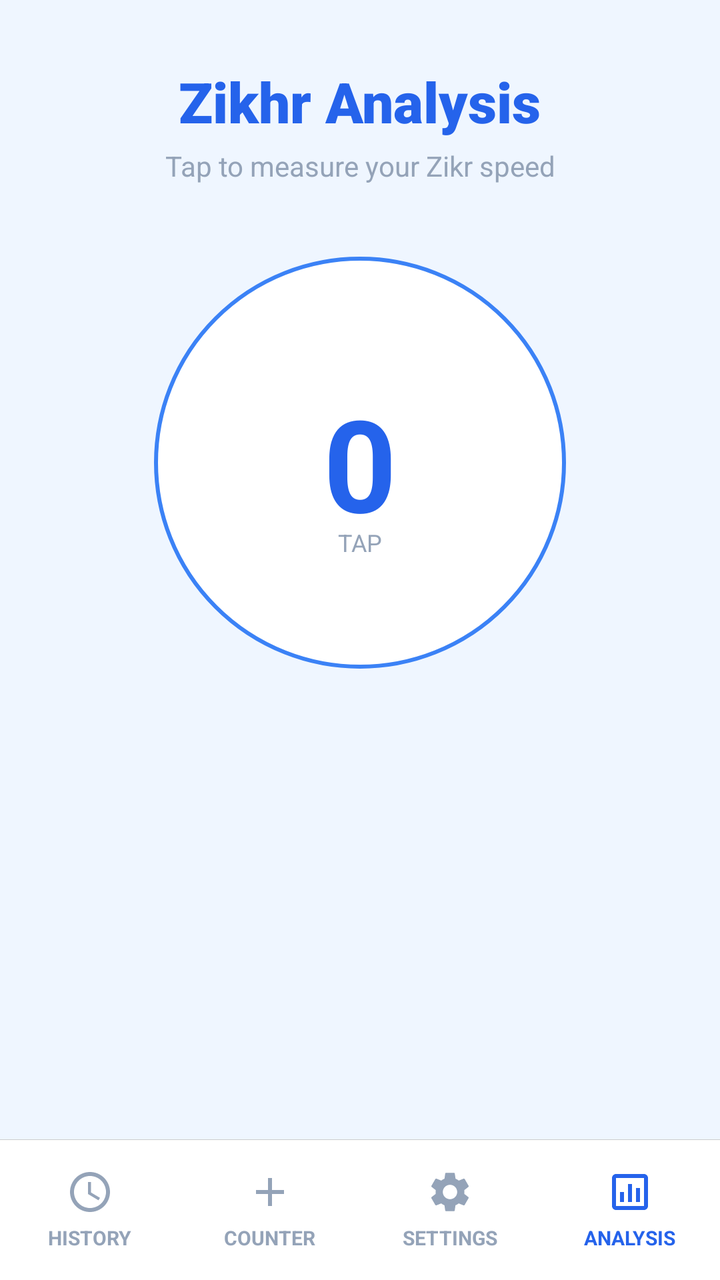
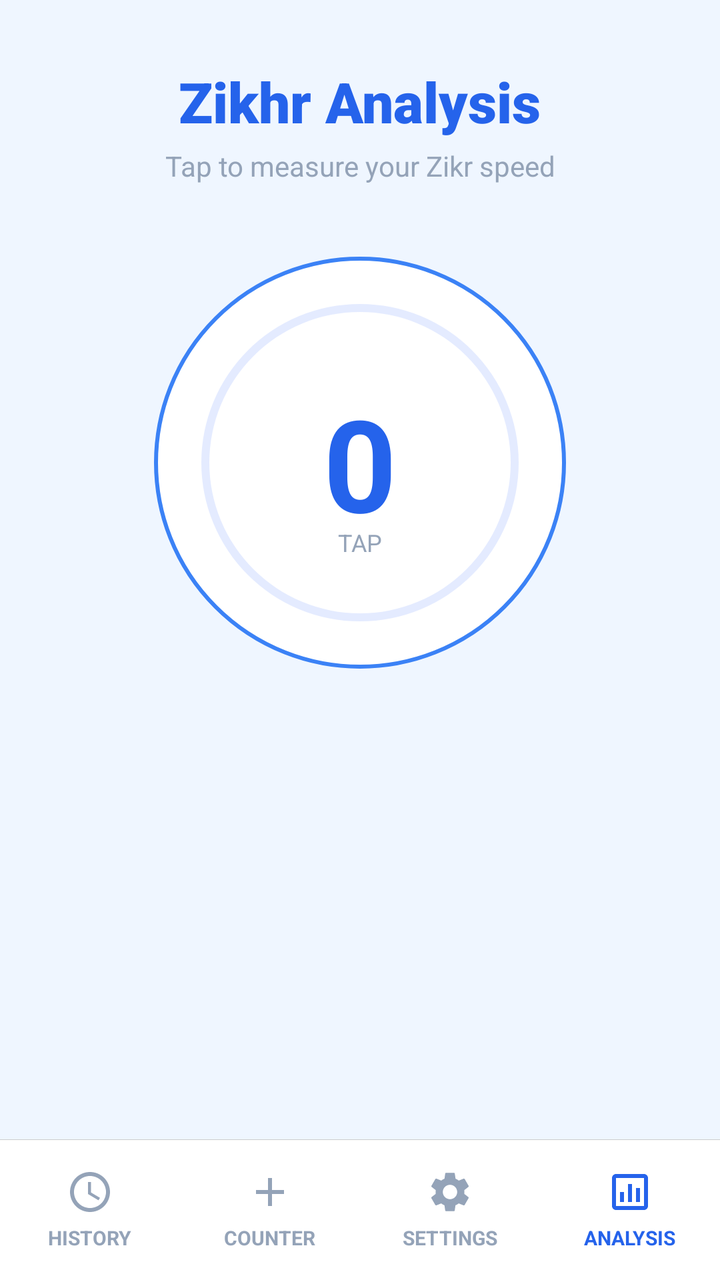

Screens rendered from an Android XML layout before and after an edit, with the pre-edit source and the edit as a unified diff.
<!-- AndroidManifest.xml: application theme Theme.SmartTasbeeh -->
<!-- res/layout/activity_analysis.xml -->
<?xml version="1.0" encoding="utf-8"?>
<androidx.constraintlayout.widget.ConstraintLayout xmlns:android="http://schemas.android.com/apk/res/android"
    xmlns:app="http://schemas.android.com/apk/res-auto"
    xmlns:tools="http://schemas.android.com/tools"
    android:layout_width="match_parent"
    android:layout_height="match_parent"
    android:background="@color/app_background"
    tools:context=".AnalysisActivity">
    
    
    <ScrollView
        android:layout_width="match_parent"
        android:layout_height="0dp"
        android:fillViewport="true"
        app:layout_constraintTop_toTopOf="parent"
        app:layout_constraintBottom_toTopOf="@id/bottomNavDivider">

        <androidx.constraintlayout.widget.ConstraintLayout
            android:layout_width="match_parent"
            android:layout_height="wrap_content"
            android:paddingBottom="24dp">

            
            <TextView
                android:id="@+id/tvTitle"
                android:layout_width="wrap_content"
                android:layout_height="wrap_content"
                android:text="Zikhr Analysis"
                android:textColor="@color/tasbeeh_blue_primary"
                android:textSize="28sp"
                android:fontFamily="sans-serif-black"
                android:layout_marginTop="32dp"
                app:layout_constraintTop_toTopOf="parent"
                app:layout_constraintStart_toStartOf="parent"
                app:layout_constraintEnd_toEndOf="parent"/>

            <TextView
                android:id="@+id/tvSubtitle"
                android:layout_width="wrap_content"
                android:layout_height="wrap_content"
                android:text="Tap to measure your Zikr speed"
                android:textColor="@color/hint_text"
                android:textSize="14sp"
                android:layout_marginTop="4dp"
                app:layout_constraintTop_toBottomOf="@id/tvTitle"
                app:layout_constraintStart_toStartOf="parent"
                app:layout_constraintEnd_toEndOf="parent"/>

            
            <FrameLayout
                android:id="@+id/btnTap"
                android:layout_width="230dp"
                android:layout_height="230dp"
                android:layout_marginTop="24dp"
                app:layout_constraintTop_toBottomOf="@id/tvSubtitle"
                app:layout_constraintStart_toStartOf="parent"
                app:layout_constraintEnd_toEndOf="parent">

                
                
                <ProgressBar
                    android:id="@+id/progressBar"
                    android:layout_width="match_parent"
                    android:layout_height="match_parent"
                    android:indeterminate="false"
                    android:progressDrawable="@drawable/circular_progress"
                    android:background="@null"
                    style="?android:attr/progressBarStyleHorizontal"
                    android:max="100"
                    android:progress="0"
                    android:padding="2dp"/>

                
                <View
                    android:layout_width="match_parent"
                    android:layout_height="match_parent"
                    android:layout_margin="12dp"
                    android:background="@drawable/bg_circle_button" />

                
                <TextView
                    android:id="@+id/tvCount"
                    android:layout_width="wrap_content"
                    android:layout_height="wrap_content"
                    android:layout_gravity="center"
                    android:text="0"
                    android:textSize="64sp"
                    android:textStyle="bold"
                    android:textColor="@color/tasbeeh_blue_primary"/>
                    
                <TextView
                     android:id="@+id/tvTapHint"
                     android:layout_width="wrap_content"
                     android:layout_height="wrap_content"
                     android:layout_gravity="center"
                     android:text="TAP"
                     android:textSize="12sp"
                     android:textColor="@color/hint_text"
                     android:translationY="40dp"/>
                     
                
                 <TextView
                     android:id="@+id/tvPausedOverlay"
                     android:layout_width="wrap_content"
                     android:layout_height="wrap_content"
                     android:layout_gravity="center"
                     android:text="PAUSED"
                     android:textSize="18sp"
                     android:textStyle="bold"
                     android:textColor="@color/tasbeeh_blue_accent"
                     android:background="#DDFFFFFF"
                     android:padding="8dp"
                     android:visibility="gone"/>

                
                <View
                    android:id="@+id/tapActionView"
                    android:layout_width="match_parent"
                    android:layout_height="match_parent"
                    android:layout_margin="12dp"
                    android:background="?attr/selectableItemBackgroundBorderless" 
                    android:clickable="true"
                    android:focusable="true"/>
                    
            </FrameLayout>
            
            
            <LinearLayout
                android:id="@+id/controlsRow"
                android:layout_width="wrap_content"
                android:layout_height="wrap_content"
                android:orientation="horizontal"
                android:gravity="center"
                android:layout_marginTop="16dp"
                app:layout_constraintTop_toBottomOf="@id/btnTap"
                app:layout_constraintStart_toStartOf="parent"
                app:layout_constraintEnd_toEndOf="parent">
                
                <com.google.android.material.floatingactionbutton.FloatingActionButton
                    android:id="@+id/fabPause"
                    android:layout_width="wrap_content"
                    android:layout_height="wrap_content"
                    android:src="@drawable/ic_pause"
                    app:backgroundTint="@color/tasbeeh_blue_primary"
                    app:tint="@android:color/white"
                    app:fabSize="normal"
                    android:visibility="invisible"/>

            </LinearLayout>
            
            
            <LinearLayout
                 android:id="@+id/layoutPauseOptions"
                 android:layout_width="wrap_content"
                 android:layout_height="wrap_content"
                 android:orientation="horizontal"
                 android:visibility="gone"
                 android:layout_marginTop="12dp"
                 app:layout_constraintTop_toBottomOf="@id/controlsRow"
                 app:layout_constraintStart_toStartOf="parent"
                 app:layout_constraintEnd_toEndOf="parent">
                 
                 <Button
                     android:id="@+id/btnResetAnalysis"
                     android:layout_width="wrap_content"
                     android:layout_height="wrap_content"
                     android:text="Reset"
                     android:layout_marginEnd="16dp"/>

                 <Button
                     android:id="@+id/btnShowReport"
                     android:layout_width="wrap_content"
                     android:layout_height="wrap_content"
                     android:text="Report"/>
            </LinearLayout>

            
            
            <LinearLayout
                android:id="@+id/reportContainer"
                android:layout_width="match_parent"
                android:layout_height="wrap_content"
                android:orientation="vertical"
                android:visibility="gone"
                android:layout_marginTop="24dp"
                android:layout_marginStart="16dp"
                android:layout_marginEnd="16dp"
                app:layout_constraintTop_toBottomOf="@id/layoutPauseOptions"
                app:layout_constraintStart_toStartOf="parent"
                app:layout_constraintEnd_toEndOf="parent">
                
                 <TextView
                    android:id="@+id/tvReportSummary"
                    android:layout_width="match_parent"
                    android:layout_height="wrap_content"
                    android:text="Summary Stats"
                    android:textAlignment="center"
                    android:textStyle="bold"
                    android:textSize="18sp"
                    android:textColor="@color/tasbeeh_blue_primary"
                    android:paddingBottom="16dp"/>
                    
                
                <FrameLayout
                    android:id="@+id/graphContainer"
                    android:layout_width="match_parent"
                    android:layout_height="180dp"
                    android:background="@drawable/info_box_background"
                    android:elevation="2dp"
                    android:padding="8dp"
                    android:layout_marginBottom="24dp">
                </FrameLayout>
                
                <TextView
                     android:layout_width="wrap_content"
                     android:layout_height="wrap_content"
                     android:text="Detailed Log"
                     android:textStyle="bold"
                     android:textColor="@color/tasbeeh_blue_accent"
                     android:layout_marginBottom="8dp"/>

                
                 <LinearLayout
                     android:layout_width="match_parent"
                     android:layout_height="wrap_content"
                     android:orientation="horizontal"
                     android:background="#E0E0E0"
                     android:padding="8dp">
                     <TextView
                         android:layout_width="0dp"
                         android:layout_height="wrap_content"
                         android:layout_weight="1"
                         android:text="#"
                         android:textStyle="bold"
                         android:gravity="center"/>
                     <TextView
                         android:layout_width="0dp"
                         android:layout_height="wrap_content"
                         android:layout_weight="2"
                         android:text="Time (sec)"
                         android:textStyle="bold"
                         android:gravity="center"/>
                     <TextView
                         android:layout_width="0dp"
                         android:layout_height="wrap_content"
                         android:layout_weight="3"
                         android:text="Interval"
                         android:textStyle="bold"
                         android:gravity="center"/>
                 </LinearLayout>
                 
                 
                 <TableLayout
                     android:id="@+id/tableReport"
                     android:layout_width="match_parent"
                     android:layout_height="wrap_content"
                     android:stretchColumns="1,2">
                 </TableLayout>
                 
            </LinearLayout>

        </androidx.constraintlayout.widget.ConstraintLayout>
    </ScrollView>


    
    <View
        android:id="@+id/bottomNavDivider"
        android:layout_width="match_parent"
        android:layout_height="0.1dp"
        android:background="#ccc"
        app:layout_constraintBottom_toTopOf="@id/bottomNav"/>

    <LinearLayout
        android:id="@+id/bottomNav"
        android:layout_width="match_parent"
        android:layout_height="70dp"
        android:background="@color/nav_bg"
        android:orientation="horizontal"
        android:weightSum="4"
        android:baselineAligned="false"
        app:layout_constraintBottom_toBottomOf="parent">

        
        <LinearLayout
            android:id="@+id/btnNavHistory"
            android:layout_width="0dp"
            android:layout_height="match_parent"
            android:layout_weight="1"
            android:orientation="vertical"
            android:gravity="center"
            android:clickable="true"
            android:focusable="true"
            android:background="?attr/selectableItemBackground">
            <ImageView
                android:layout_width="24dp"
                android:layout_height="24dp"
                android:src="@drawable/ic_clock"
                app:tint="@color/nav_text_unselected"/>
            <TextView
                android:layout_width="wrap_content"
                android:layout_height="wrap_content"
                android:text="HISTORY"
                android:textSize="10sp"
                android:textStyle="bold"
                android:textColor="@color/nav_text_unselected"
                android:layout_marginTop="4dp"/>
        </LinearLayout>

        
        <LinearLayout
            android:id="@+id/btnNavCounter"
            android:layout_width="0dp"
            android:layout_height="match_parent"
            android:layout_weight="1"
            android:orientation="vertical"
            android:gravity="center"
            android:clickable="true"
            android:focusable="true"
            android:background="?attr/selectableItemBackground">
            <ImageView
                android:layout_width="24dp"
                android:layout_height="24dp"
                android:src="@drawable/ic_add"
                app:tint="@color/nav_text_unselected"/>
            <TextView
                android:layout_width="wrap_content"
                android:layout_height="wrap_content"
                android:text="COUNTER"
                android:textSize="10sp"
                android:textStyle="bold"
                android:textColor="@color/nav_text_unselected"
                android:layout_marginTop="4dp"/>
        </LinearLayout>

        
        <LinearLayout
            android:id="@+id/btnNavSettings"
            android:layout_width="0dp"
            android:layout_height="match_parent"
            android:layout_weight="1"
            android:orientation="vertical"
            android:gravity="center"
            android:clickable="true"
            android:focusable="true"
            android:background="?attr/selectableItemBackground">
            <ImageView
                android:layout_width="24dp"
                android:layout_height="24dp"
                android:src="@drawable/ic_settings"
                app:tint="@color/nav_text_unselected"/>
            <TextView
                android:layout_width="wrap_content"
                android:layout_height="wrap_content"
                android:text="SETTINGS"
                android:textSize="10sp"
                android:textStyle="bold"
                android:textColor="@color/nav_text_unselected"
                android:layout_marginTop="4dp"/>
        </LinearLayout>
        
        
        <LinearLayout
            android:layout_width="0dp"
            android:layout_height="match_parent"
            android:layout_weight="1"
            android:orientation="vertical"
            android:gravity="center">
            <ImageView
                android:layout_width="24dp"
                android:layout_height="24dp"
                android:src="@drawable/ic_analysis"
                app:tint="@color/nav_text_selected"/>
            <TextView
                android:layout_width="wrap_content"
                android:layout_height="wrap_content"
                android:text="ANALYSIS"
                android:textSize="10sp"
                android:textStyle="bold"
                android:textColor="@color/nav_text_selected"
                android:layout_marginTop="4dp"/>
        </LinearLayout>

    </LinearLayout>

</androidx.constraintlayout.widget.ConstraintLayout>
<!-- resources referenced by this layout -->
<resources>
  <color name="app_background">@color/background_light</color>
  <color name="hint_text">#94A3B8</color>
  <color name="nav_bg">#FFFFFF</color>
  <color name="nav_text_selected">#2563EB</color>
  <color name="nav_text_unselected">#94A3B8</color>
  <color name="tasbeeh_blue_accent">#3B82F6</color>
  <color name="tasbeeh_blue_primary">#2563EB</color>
  <!-- drawable bg_circle_button (drawable) -->
  <?xml version="1.0" encoding="utf-8"?>
  <shape xmlns:android="http://schemas.android.com/apk/res/android"
      android:shape="oval">
      <solid android:color="@color/card_background" />
      <stroke
          android:width="2dp"
          android:color="@color/tasbeeh_blue_accent" />
  </shape>
  <!-- drawable ic_add (drawable) -->
  <vector xmlns:android="http://schemas.android.com/apk/res/android"
      android:width="24dp"
      android:height="24dp"
      android:viewportWidth="24"
      android:viewportHeight="24">
      <path
        android:fillColor="@android:color/white"
        android:pathData="M19,13h-6v6h-2v-6H5v-2h6V5h2v6h6v2z"/>
  </vector>
  <!-- drawable ic_analysis (drawable) -->
  <vector xmlns:android="http://schemas.android.com/apk/res/android"
      android:width="24dp"
      android:height="24dp"
      android:viewportWidth="24"
      android:viewportHeight="24">
    <path
        android:fillColor="#FF000000"
        android:pathData="M19,3H5C3.9,3 3,3.9 3,5v14c0,1.1 0.9,2 2,2h14c1.1,0 2,-0.9 2,-2V5C21,3.9 20.1,3 19,3zM19,19H5V5h14V19zM7,12h2v5H7V12zM11,8h2v9h-2V8zM15,10h2v7h-2V10z"/>
  </vector>
  <!-- drawable ic_clock (drawable) -->
  <vector xmlns:android="http://schemas.android.com/apk/res/android"
      android:width="24dp"
      android:height="24dp"
      android:viewportWidth="24.0"
      android:viewportHeight="24.0">
      <path
          android:fillColor="@android:color/white"
          android:pathData="M11.99,2C6.47,2 2,6.48 2,12s4.47,10 9.99,10C17.52,22 22,17.52 22,12S17.52,2 11.99,2zM12,20c-4.42,0 -8,-3.58 -8,-8s3.58,-8 8,-8 8,3.58 8,8 -3.58,8 -8,8zM12.5,7H11v6l5.25,3.15 0.75,-1.23 -4.5,-2.67z"/>
  </vector>
  <!-- drawable ic_pause (drawable) -->
  <vector xmlns:android="http://schemas.android.com/apk/res/android"
      android:width="24dp"
      android:height="24dp"
      android:viewportWidth="24"
      android:viewportHeight="24"
      android:tint="?attr/colorControlNormal">
    <path
        android:fillColor="@android:color/white"
        android:pathData="M6,19h4V5H6v14zM14,5v14h4V5h-4z"/>
  </vector>
  <!-- drawable info_box_background (drawable) -->
  <?xml version="1.0" encoding="utf-8"?>
  <shape xmlns:android="http://schemas.android.com/apk/res/android"
      android:shape="rectangle">
      <solid android:color="@color/card_background"/>
      <stroke
          android:width="1dp"
          android:color="@color/count_text_color"
          android:dashWidth="8dp"
          android:dashGap="4dp"/>
      <corners android:radius="16dp"/>
  </shape>
  <style name="Theme.SmartTasbeeh" parent="Base.Theme.SmartTasbeeh" />
  <color name="background_light">#EFF6FF</color>
  <color name="card_background">#FFFFFF</color>
  <color name="count_text_color">#2563EB</color>
  <style name="Base.Theme.SmartTasbeeh" parent="Theme.Material3.DayNight.NoActionBar">
          <item name="colorPrimary">@color/tasbeeh_blue_primary</item>
          <item name="colorPrimaryVariant">@color/tasbeeh_blue_dark</item>
          <item name="colorOnPrimary">@color/white</item>
  
          <item name="android:statusBarColor">@color/tasbeeh_blue_dark</item>
          <item name="android:windowLightStatusBar">false</item>
  
          <item name="android:windowBackground">@color/background_light</item>
          <item name="android:textColor">@color/text_primary</item>
      </style>
  <color name="tasbeeh_blue_dark">#1E3A8A</color>
  <color name="white">#FFFFFFFF</color>
  <color name="text_primary">#0F172A</color>
  <!-- unchanged entries left out for length: 2 -->
</resources>

<!-- the commit's change to res/layout/activity_analysis.xml (unified diff, before → after) -->
@@ -57,6 +57,13 @@
                 app:layout_constraintEnd_toEndOf="parent">
 
                 
+                <View
+                    android:layout_width="match_parent"
+                    android:layout_height="match_parent"
+                    android:layout_margin="12dp"
+                    android:background="@drawable/bg_circle_button" />
+
+                
                 
                 <ProgressBar
                     android:id="@+id/progressBar"
@@ -69,14 +76,7 @@
                     android:max="100"
                     android:progress="0"
                     android:padding="2dp"/>
-
-                
-                <View
-                    android:layout_width="match_parent"
-                    android:layout_height="match_parent"
-                    android:layout_margin="12dp"
-                    android:background="@drawable/bg_circle_button" />
-
+                    
                 
                 <TextView
                     android:id="@+id/tvCount"
